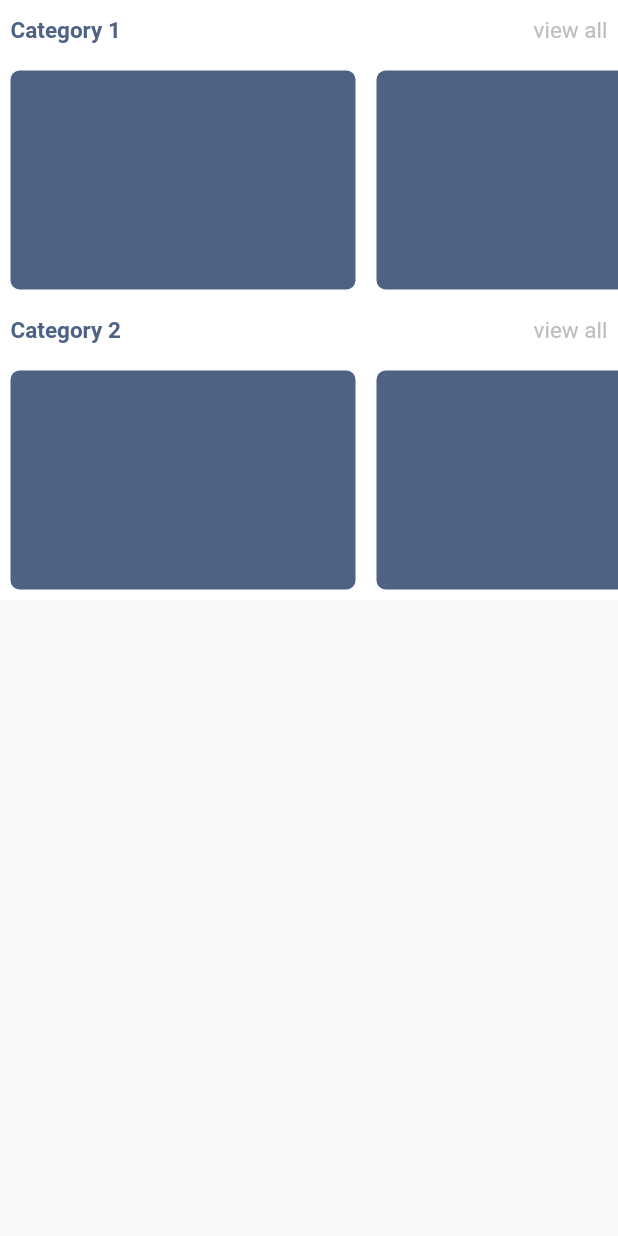
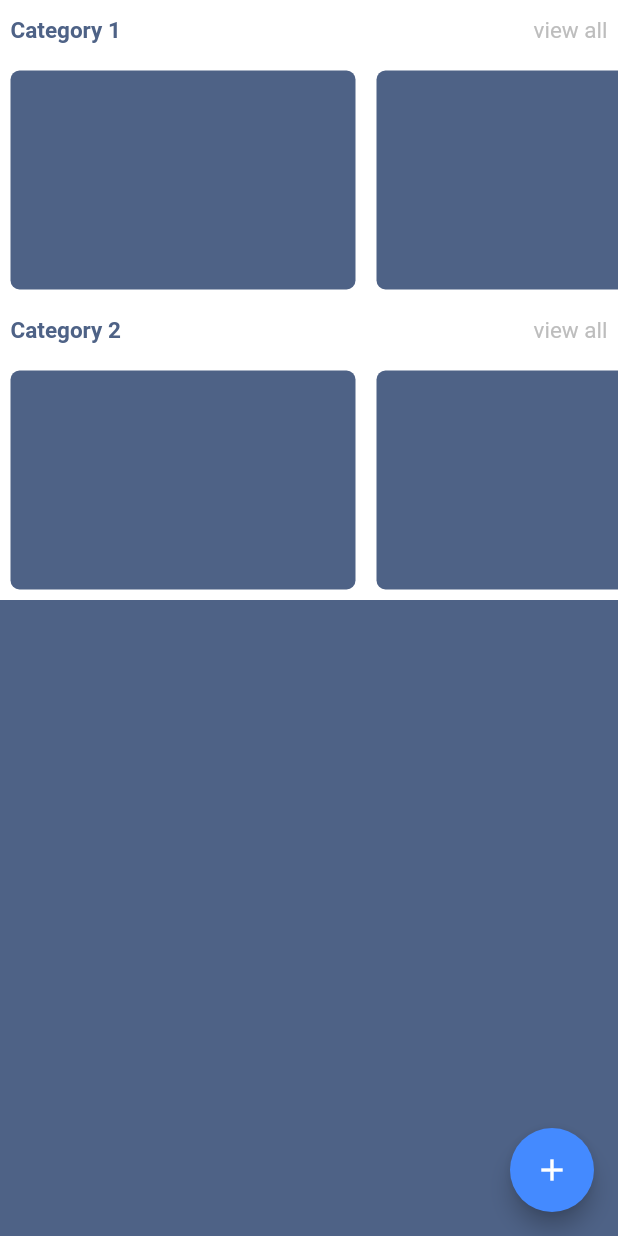
Before and after one commit to dev-vickie/delta, a Flutter app: the FirstPage screen opened directly, on a phone screen of 412 x 824 dp. Run offline on Flutter 3.47's test engine with Material 2 defaults, Android fonts, the phone set to English and light mode, and no system bars; our stand-ins replace cloud_firestore, firebase_auth, firebase_core, google_fonts; accounts and stored records are empty; network calls fail.

Commit message:
login page modification

```diff
--- a/lib/auth/login.dart
+++ b/lib/auth/login.dart
@@ -76,7 +76,7 @@ class _LoginPageState extends State<LoginPage> {
                       ),
                       focusedBorder: OutlineInputBorder(
                         borderSide: const BorderSide(color: Colors.blue),
-                        borderRadius: BorderRadius.circular(12),
+                        borderRadius: BorderRadius.circular(30),
                       ),
                       hintText: 'Email',
                       hintStyle: GoogleFonts.notoSans(
@@ -95,6 +95,7 @@ class _LoginPageState extends State<LoginPage> {
                 Padding(
                   padding: const EdgeInsets.symmetric(horizontal: 20),
                   child: TextField(
+                    obscureText: true,
                     controller: _passwordController,
                     decoration: InputDecoration(
                       enabledBorder: OutlineInputBorder(
@@ -103,7 +104,7 @@ class _LoginPageState extends State<LoginPage> {
                       ),
                       focusedBorder: OutlineInputBorder(
                         borderSide: const BorderSide(color: Colors.blue),
-                        borderRadius: BorderRadius.circular(12),
+                        borderRadius: BorderRadius.circular(30),
                       ),
                       hintText: 'Password',
                       hintStyle: GoogleFonts.notoSans(
--- a/lib/pages/first_page.dart
+++ b/lib/pages/first_page.dart
@@ -1,5 +1,7 @@
 // ignore_for_file: prefer_const_constructors
 
+import 'package:delta/main.dart';
+import 'package:delta/pages/second_page.dart';
 import 'package:flutter/material.dart';
 
 class FirstPage extends StatefulWidget {
@@ -17,7 +19,9 @@ class _FirstPageState extends State<FirstPage> {
       'Category 1',
       'Category 2',
     ];
-    return ListView.builder(
+    return Scaffold(
+      backgroundColor: mainLightColor,
+      body: ListView.builder(
         itemCount: categories.length,
         itemBuilder: (context, index) {
           return SizedBox(
@@ -88,6 +92,16 @@ class _FirstPageState extends State<FirstPage> {
             ),
           );
         },
+      ),
+      floatingActionButton: FloatingActionButton(
+        onPressed: () {
+          Navigator.of(context).push(MaterialPageRoute(
+            builder: (context) => SecondPage(),
+          ));
+        },
+        backgroundColor: Colors.blueAccent,
+        child: Icon(Icons.add),
+      ),
     );
   }
 }
```
Lines whose indentation alone changed are shown as unchanged.
